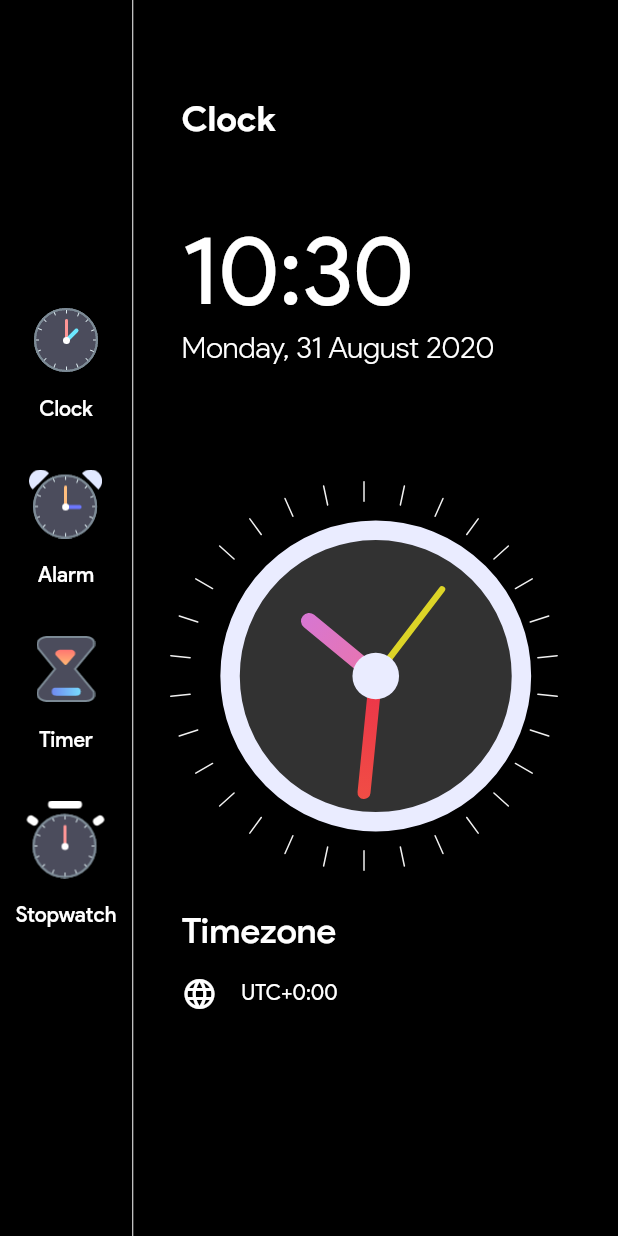
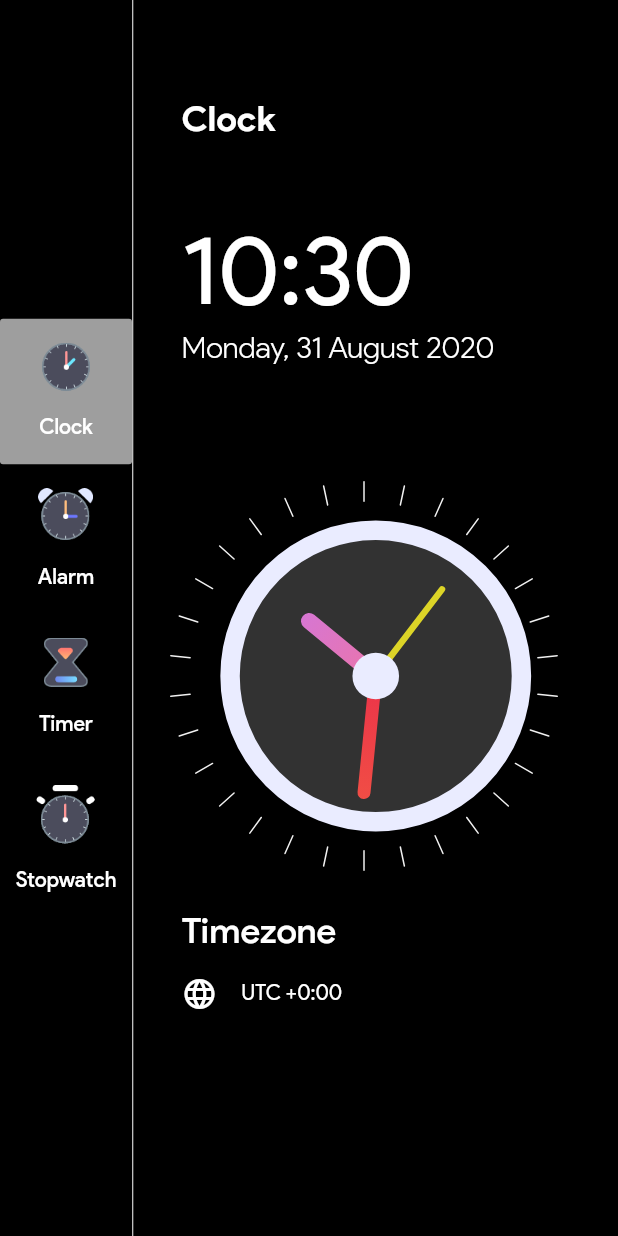
Before and after one commit to raiyanbinmohsin/flutter_clock, a Flutter app: the screen it shows after launch, on a phone screen of 412 x 824 dp. Run offline on Flutter 3.47's test engine with Material 2 defaults, Android fonts, the phone set to English and light mode, and no system bars.

Commit message:
Adding Functionality to the Clock Button

```diff
--- a/lib/clock_view.dart
+++ b/lib/clock_view.dart
@@ -1,6 +1,5 @@
 import 'dart:async';
 import 'dart:math';
-
 import 'package:flutter/material.dart';
 
 class ClockView extends StatefulWidget {
--- /dev/null
+++ b/lib/data.dart
@@ -0,0 +1,13 @@
+import 'package:flutter_clock/enums.dart';
+import 'package:flutter_clock/menu_info.dart';
+
+List<MenuInfo> menuItems = [
+  MenuInfo(MenuType.clock,
+      title: 'Clock', imageSource: 'assets/clock_icon.png'),
+  MenuInfo(MenuType.alarm,
+      title: 'Alarm', imageSource: 'assets/alarm_icon.png'),
+  MenuInfo(MenuType.timer,
+      title: 'Timer', imageSource: 'assets/timer_icon.png'),
+  MenuInfo(MenuType.stopwatch,
+      title: 'Stopwatch', imageSource: 'assets/stopwatch_icon.png'),
+];
--- /dev/null
+++ b/lib/enums.dart
@@ -0,0 +1 @@
+enum MenuType { clock, alarm, timer, stopwatch }
--- a/lib/homepage.dart
+++ b/lib/homepage.dart
@@ -1,6 +1,10 @@
 import 'package:flutter/material.dart';
 import 'package:flutter_clock/clock_view.dart';
+import 'package:flutter_clock/data.dart';
+import 'package:flutter_clock/enums.dart';
+import 'package:flutter_clock/menu_info.dart';
 import 'package:intl/intl.dart';
+import 'package:provider/provider.dart';
 
 class HomePage extends StatefulWidget {
   @override
@@ -25,19 +29,20 @@ class _HomePageState extends State<HomePage> {
         children: <Widget>[
           Column(
             mainAxisAlignment: MainAxisAlignment.center,
-            children: <Widget>[
-              buildFlatButton('Clock', 'assets/clock_icon.png'),
-              buildFlatButton('Alarm', 'assets/alarm_icon.png'),
-              buildFlatButton('Timer', 'assets/timer_icon.png'),
-              buildFlatButton('Stopwatch', 'assets/stopwatch_icon.png'),
-            ],
+            children: menuItems
+                .map((currentMenuInfo) => buildMenuButton(currentMenuInfo))
+                .toList(),
           ),
           VerticalDivider(
             color: Colors.white,
             width: 1,
           ),
           Expanded(
-            child: Container(
+            child: Consumer<MenuInfo>(
+              builder: (BuildContext context, MenuInfo value, Widget child) {
+                if (value.menuType != MenuType.clock) return Container();
+
+                return Container(
                   padding: EdgeInsets.symmetric(horizontal: 32, vertical: 64),
                   child: Column(
                     crossAxisAlignment: CrossAxisAlignment.start,
@@ -109,7 +114,7 @@ class _HomePageState extends State<HomePage> {
                                 ),
                                 SizedBox(width: 16),
                                 Text(
-                              'UTC' + offsetSign + timezoneString,
+                                  'UTC ' + offsetSign + timezoneString,
                                   style: TextStyle(
                                       fontFamily: 'ProductSans',
                                       color: Colors.white,
@@ -122,6 +127,8 @@ class _HomePageState extends State<HomePage> {
                       ),
                     ],
                   ),
+                );
+              },
             ),
           ),
         ],
@@ -129,25 +136,36 @@ class _HomePageState extends State<HomePage> {
     );
   }
 
-  Widget buildFlatButton(String title, String image) {
+  Widget buildMenuButton(MenuInfo currentMenuInfo) {
+    return Consumer<MenuInfo>(
+      builder: (BuildContext context, MenuInfo value, Widget child) {
         return FlatButton(
-      padding: const EdgeInsets.symmetric(vertical: 16.0),
-      color: title == 'Clcok' ? Colors.red : Colors.transparent,
-      onPressed: () {},
+          padding: const EdgeInsets.symmetric(vertical: 16.0, horizontal: 0),
+          color: currentMenuInfo.menuType == value.menuType
+              ? Colors.grey
+              : Colors.transparent,
+          onPressed: () {
+            var menuInfo = Provider.of<MenuInfo>(context, listen: false);
+            menuInfo.updateMenu(currentMenuInfo);
+          },
           child: Column(
             children: <Widget>[
               Image.asset(
-            image,
-            scale: 1.5,
+                currentMenuInfo.imageSource,
+                scale: 2.0,
               ),
               SizedBox(height: 16),
               Text(
-            title ?? '',
+                currentMenuInfo.title ?? '',
                 style: TextStyle(
-                fontFamily: 'ProductSans', color: Colors.white, fontSize: 14),
-          )
+                    fontFamily: 'ProductSans',
+                    color: Colors.white,
+                    fontSize: 14),
+              ),
             ],
           ),
         );
+      },
+    );
   }
 }
--- a/lib/main.dart
+++ b/lib/main.dart
@@ -1,5 +1,8 @@
 import 'package:flutter/material.dart';
-import 'homepage.dart';
+import 'package:provider/provider.dart';
+import 'package:flutter_clock/enums.dart';
+import 'package:flutter_clock/homepage.dart';
+import 'package:flutter_clock/menu_info.dart';
 
 void main() {
   runApp(MyApp());
@@ -16,7 +19,10 @@ class MyApp extends StatelessWidget {
         primarySwatch: Colors.blue,
         visualDensity: VisualDensity.adaptivePlatformDensity,
       ),
-      home: HomePage(),
+      home: ChangeNotifierProvider<MenuInfo>(
+        create: (context) => MenuInfo(MenuType.clock),
+        child: HomePage(),
+      ),
     );
   }
 }
--- /dev/null
+++ b/lib/menu_info.dart
@@ -0,0 +1,18 @@
+import 'package:flutter/foundation.dart';
+import 'package:flutter_clock/enums.dart';
+
+class MenuInfo extends ChangeNotifier {
+  MenuType menuType;
+  String title;
+  String imageSource;
+
+  MenuInfo(this.menuType, {this.title, this.imageSource});
+
+  updateMenu(MenuInfo menuInfo) {
+    this.menuType = menuInfo.menuType;
+    this.title = menuInfo.title;
+    this.imageSource = menuInfo.imageSource;
+
+    notifyListeners();
+  }
+}
--- a/pubspec.yaml
+++ b/pubspec.yaml
@@ -24,6 +24,8 @@ dependencies:
   intl : ^0.16.1
   flutter:
     sdk: flutter
+  provider: ^4.3.2+1
+
 
 
   # The following adds the Cupertino Icons font to your application.
```
Also changed, not shown: pubspec.lock. Lines whose indentation alone changed are shown as unchanged.
